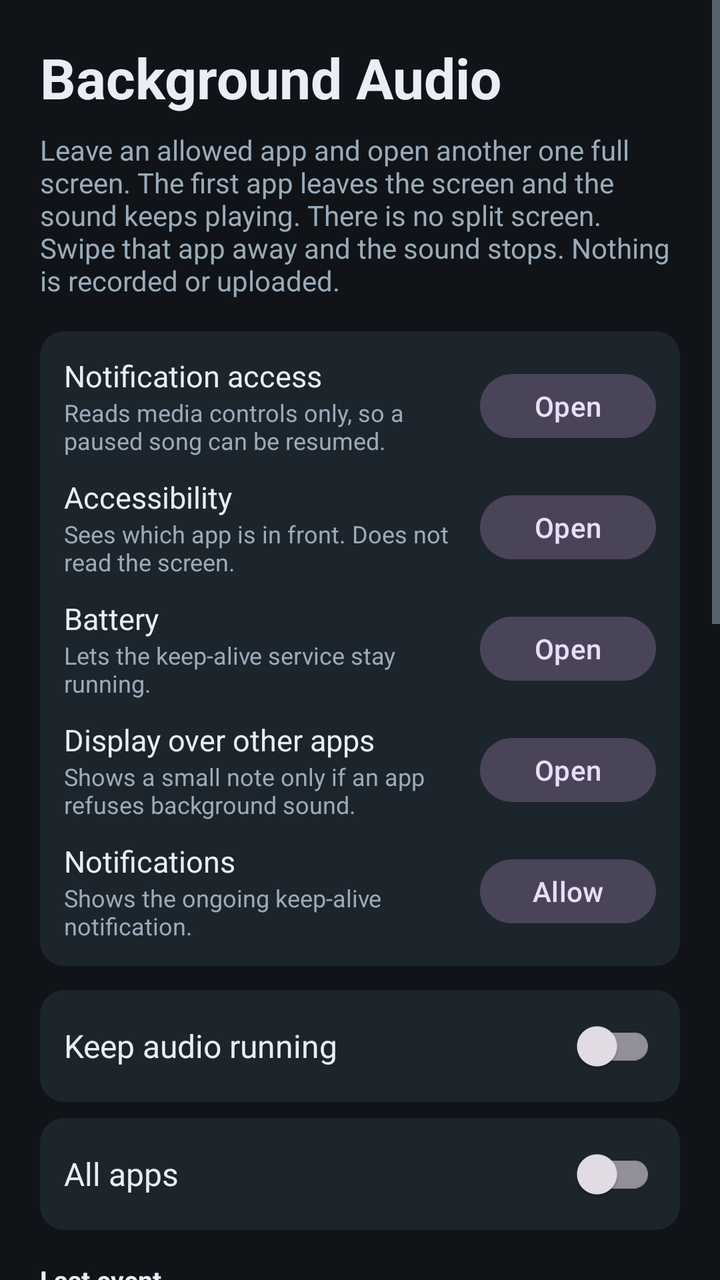
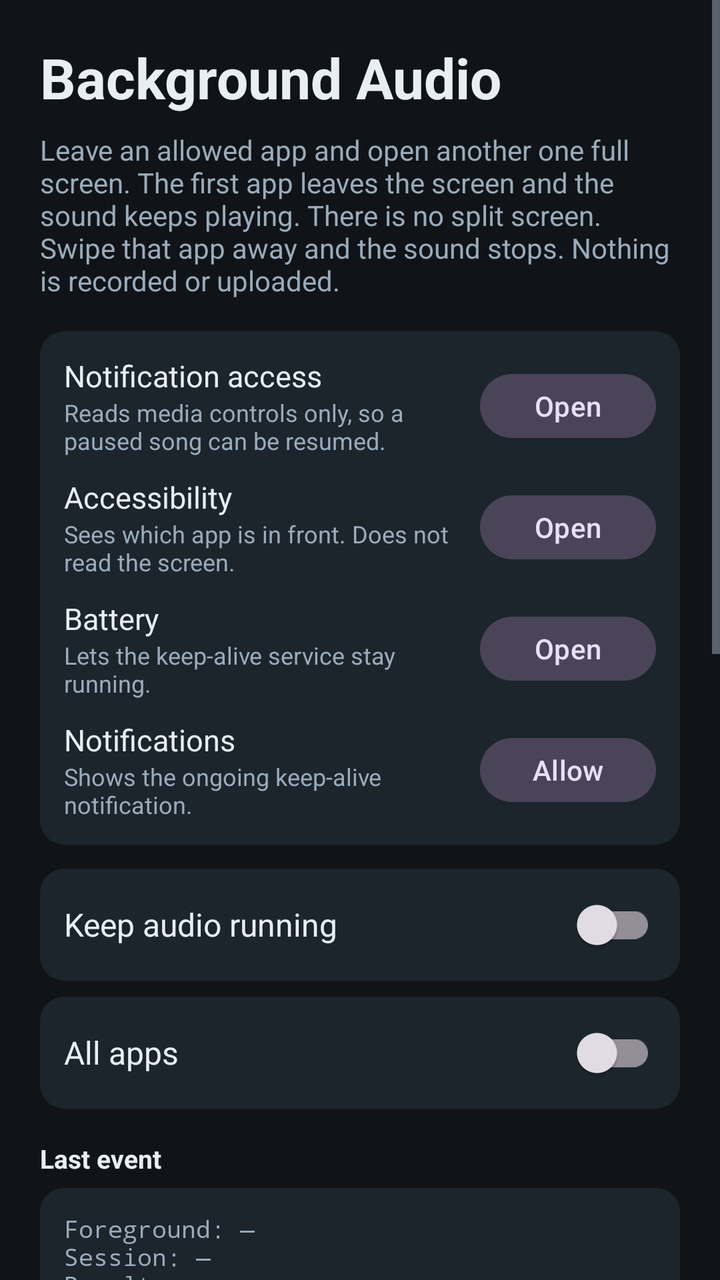

Before-and-after screenshots of an Android layout around one commit, followed by the original layout XML and the change that was made.
<!-- AndroidManifest.xml: application theme Theme.BgAudio -->
<!-- res/layout/activity_main.xml -->
<?xml version="1.0" encoding="utf-8"?>
<ScrollView xmlns:android="http://schemas.android.com/apk/res/android"
    android:layout_width="match_parent"
    android:layout_height="match_parent"
    android:background="@color/bg"
    android:fillViewport="true"
    android:fitsSystemWindows="true">

    <LinearLayout
        android:layout_width="match_parent"
        android:layout_height="wrap_content"
        android:orientation="vertical"
        android:padding="20dp">

        <TextView
            android:layout_width="match_parent"
            android:layout_height="wrap_content"
            android:text="@string/app_name"
            android:textColor="@color/text"
            android:textSize="28sp"
            android:textStyle="bold" />

        <TextView
            android:layout_width="match_parent"
            android:layout_height="wrap_content"
            android:layout_marginTop="8dp"
            android:text="@string/explanation"
            android:textColor="@color/muted"
            android:textSize="14sp" />

        <LinearLayout
            android:layout_width="match_parent"
            android:layout_height="wrap_content"
            android:layout_marginTop="16dp"
            android:background="@drawable/panel_bg"
            android:orientation="vertical"
            android:padding="12dp">

            <LinearLayout
                android:layout_width="match_parent"
                android:layout_height="wrap_content"
                android:gravity="center_vertical"
                android:orientation="horizontal">

                <LinearLayout
                    android:layout_width="0dp"
                    android:layout_height="wrap_content"
                    android:layout_weight="1"
                    android:orientation="vertical">

                    <TextView
                        android:layout_width="match_parent"
                        android:layout_height="wrap_content"
                        android:text="@string/perm_listener"
                        android:textColor="@color/text"
                        android:textSize="15sp" />

                    <TextView
                        android:id="@+id/listenerStatus"
                        android:layout_width="match_parent"
                        android:layout_height="wrap_content"
                        android:text="@string/perm_listener_hint"
                        android:textColor="@color/muted"
                        android:textSize="12sp" />
                </LinearLayout>

                <com.google.android.material.button.MaterialButton
                    android:id="@+id/listenerButton"
                    style="@style/Widget.Material3.Button.TonalButton"
                    android:layout_width="wrap_content"
                    android:layout_height="wrap_content"
                    android:layout_marginStart="8dp"
                    android:minHeight="40dp"
                    android:text="@string/open_settings" />
            </LinearLayout>

            <LinearLayout
                android:layout_width="match_parent"
                android:layout_height="wrap_content"
                android:layout_marginTop="10dp"
                android:gravity="center_vertical"
                android:orientation="horizontal">

                <LinearLayout
                    android:layout_width="0dp"
                    android:layout_height="wrap_content"
                    android:layout_weight="1"
                    android:orientation="vertical">

                    <TextView
                        android:layout_width="match_parent"
                        android:layout_height="wrap_content"
                        android:text="@string/perm_accessibility"
                        android:textColor="@color/text"
                        android:textSize="15sp" />

                    <TextView
                        android:id="@+id/accessibilityStatus"
                        android:layout_width="match_parent"
                        android:layout_height="wrap_content"
                        android:text="@string/perm_accessibility_hint"
                        android:textColor="@color/muted"
                        android:textSize="12sp" />
                </LinearLayout>

                <com.google.android.material.button.MaterialButton
                    android:id="@+id/accessibilityButton"
                    style="@style/Widget.Material3.Button.TonalButton"
                    android:layout_width="wrap_content"
                    android:layout_height="wrap_content"
                    android:layout_marginStart="8dp"
                    android:minHeight="40dp"
                    android:text="@string/open_settings" />
            </LinearLayout>

            <LinearLayout
                android:layout_width="match_parent"
                android:layout_height="wrap_content"
                android:layout_marginTop="10dp"
                android:gravity="center_vertical"
                android:orientation="horizontal">

                <LinearLayout
                    android:layout_width="0dp"
                    android:layout_height="wrap_content"
                    android:layout_weight="1"
                    android:orientation="vertical">

                    <TextView
                        android:layout_width="match_parent"
                        android:layout_height="wrap_content"
                        android:text="@string/perm_battery"
                        android:textColor="@color/text"
                        android:textSize="15sp" />

                    <TextView
                        android:id="@+id/batteryStatus"
                        android:layout_width="match_parent"
                        android:layout_height="wrap_content"
                        android:text="@string/perm_battery_hint"
                        android:textColor="@color/muted"
                        android:textSize="12sp" />
                </LinearLayout>

                <com.google.android.material.button.MaterialButton
                    android:id="@+id/batteryButton"
                    style="@style/Widget.Material3.Button.TonalButton"
                    android:layout_width="wrap_content"
                    android:layout_height="wrap_content"
                    android:layout_marginStart="8dp"
                    android:minHeight="40dp"
                    android:text="@string/open_settings" />
            </LinearLayout>

            <LinearLayout
                android:layout_width="match_parent"
                android:layout_height="wrap_content"
                android:layout_marginTop="10dp"
                android:gravity="center_vertical"
                android:orientation="horizontal">

                <LinearLayout
                    android:layout_width="0dp"
                    android:layout_height="wrap_content"
                    android:layout_weight="1"
                    android:orientation="vertical">

                    <TextView
                        android:layout_width="match_parent"
                        android:layout_height="wrap_content"
                        android:text="@string/perm_overlay"
                        android:textColor="@color/text"
                        android:textSize="15sp" />

                    <TextView
                        android:id="@+id/overlayStatus"
                        android:layout_width="match_parent"
                        android:layout_height="wrap_content"
                        android:text="@string/perm_overlay_hint"
                        android:textColor="@color/muted"
                        android:textSize="12sp" />
                </LinearLayout>

                <com.google.android.material.button.MaterialButton
                    android:id="@+id/overlayButton"
                    style="@style/Widget.Material3.Button.TonalButton"
                    android:layout_width="wrap_content"
                    android:layout_height="wrap_content"
                    android:layout_marginStart="8dp"
                    android:minHeight="40dp"
                    android:text="@string/open_settings" />
            </LinearLayout>

            <LinearLayout
                android:id="@+id/notificationRow"
                android:layout_width="match_parent"
                android:layout_height="wrap_content"
                android:layout_marginTop="10dp"
                android:gravity="center_vertical"
                android:orientation="horizontal">

                <LinearLayout
                    android:layout_width="0dp"
                    android:layout_height="wrap_content"
                    android:layout_weight="1"
                    android:orientation="vertical">

                    <TextView
                        android:layout_width="match_parent"
                        android:layout_height="wrap_content"
                        android:text="@string/perm_notifications"
                        android:textColor="@color/text"
                        android:textSize="15sp" />

                    <TextView
                        android:id="@+id/notificationStatus"
                        android:layout_width="match_parent"
                        android:layout_height="wrap_content"
                        android:text="@string/perm_notifications_hint"
                        android:textColor="@color/muted"
                        android:textSize="12sp" />
                </LinearLayout>

                <com.google.android.material.button.MaterialButton
                    android:id="@+id/notificationButton"
                    style="@style/Widget.Material3.Button.TonalButton"
                    android:layout_width="wrap_content"
                    android:layout_height="wrap_content"
                    android:layout_marginStart="8dp"
                    android:minHeight="40dp"
                    android:text="@string/allow" />
            </LinearLayout>
        </LinearLayout>

        <LinearLayout
            android:layout_width="match_parent"
            android:layout_height="wrap_content"
            android:layout_marginTop="12dp"
            android:background="@drawable/panel_bg"
            android:gravity="center_vertical"
            android:orientation="horizontal"
            android:paddingStart="12dp"
            android:paddingTop="4dp"
            android:paddingEnd="12dp"
            android:paddingBottom="4dp">

            <TextView
                android:layout_width="0dp"
                android:layout_height="wrap_content"
                android:layout_weight="1"
                android:text="@string/enable"
                android:textColor="@color/text"
                android:textSize="16sp" />

            <com.google.android.material.switchmaterial.SwitchMaterial
                android:id="@+id/switchEnabled"
                android:layout_width="wrap_content"
                android:layout_height="wrap_content" />
        </LinearLayout>

        <LinearLayout
            android:layout_width="match_parent"
            android:layout_height="wrap_content"
            android:layout_marginTop="8dp"
            android:background="@drawable/panel_bg"
            android:gravity="center_vertical"
            android:orientation="horizontal"
            android:paddingStart="12dp"
            android:paddingTop="4dp"
            android:paddingEnd="12dp"
            android:paddingBottom="4dp">

            <TextView
                android:layout_width="0dp"
                android:layout_height="wrap_content"
                android:layout_weight="1"
                android:text="@string/allow_all"
                android:textColor="@color/text"
                android:textSize="16sp" />

            <com.google.android.material.switchmaterial.SwitchMaterial
                android:id="@+id/switchAllowAll"
                android:layout_width="wrap_content"
                android:layout_height="wrap_content" />
        </LinearLayout>

        <TextView
            android:layout_width="match_parent"
            android:layout_height="wrap_content"
            android:layout_marginTop="16dp"
            android:text="@string/debug_header"
            android:textColor="@color/text"
            android:textSize="13sp"
            android:textStyle="bold" />

        <TextView
            android:id="@+id/debugText"
            android:layout_width="match_parent"
            android:layout_height="wrap_content"
            android:layout_marginTop="6dp"
            android:background="@drawable/panel_bg"
            android:fontFamily="monospace"
            android:padding="12dp"
            android:text="@string/debug_empty"
            android:textColor="@color/muted"
            android:textSize="12sp" />

        <TextView
            android:layout_width="match_parent"
            android:layout_height="wrap_content"
            android:layout_marginTop="16dp"
            android:text="@string/apps_header"
            android:textColor="@color/text"
            android:textSize="13sp"
            android:textStyle="bold" />

        <EditText
            android:id="@+id/filterApps"
            android:layout_width="match_parent"
            android:layout_height="wrap_content"
            android:layout_marginTop="8dp"
            android:background="@drawable/panel_bg"
            android:hint="@string/filter_hint"
            android:importantForAutofill="no"
            android:inputType="text"
            android:padding="12dp"
            android:textColor="@color/text"
            android:textColorHint="@color/muted" />

        <TextView
            android:id="@+id/emptyApps"
            android:layout_width="match_parent"
            android:layout_height="wrap_content"
            android:paddingTop="12dp"
            android:text="@string/no_apps"
            android:textColor="@color/muted"
            android:visibility="gone" />

        <androidx.recyclerview.widget.RecyclerView
            android:id="@+id/appList"
            android:layout_width="match_parent"
            android:layout_height="480dp"
            android:nestedScrollingEnabled="true"
            android:paddingTop="4dp" />
    </LinearLayout>
</ScrollView>
<!-- resources referenced by this layout -->
<resources>
  <color name="bg">#101418</color>
  <color name="muted">#9AABBA</color>
  <color name="text">#E8EEF4</color>
  <!-- drawable panel_bg (drawable) -->
  <?xml version="1.0" encoding="utf-8"?>
  <shape xmlns:android="http://schemas.android.com/apk/res/android"
      android:shape="rectangle">
      <solid android:color="@color/surface" />
      <corners android:radius="12dp" />
  </shape>
  <string name="allow">Allow</string>
  <string name="allow_all">All apps</string>
  <string name="app_name">Background Audio</string>
  <string name="apps_header">Allowed apps</string>
  <string name="debug_empty">Foreground: —\nSession: —\nResult: —</string>
  <string name="debug_header">Last event</string>
  <string name="enable">Keep audio running</string>
  <string name="explanation">Leave an allowed app and open another one full screen. The first app leaves the screen and the sound keeps playing. There is no split screen. Swipe that app away and the sound stops. Nothing is recorded or uploaded.</string>
  <string name="filter_hint">Filter apps</string>
  <string name="no_apps">No apps match.</string>
  <string name="open_settings">Open</string>
  <string name="perm_accessibility">Accessibility</string>
  <string name="perm_accessibility_hint">Sees which app is in front. Does not read the screen.</string>
  <string name="perm_battery">Battery</string>
  <string name="perm_battery_hint">Lets the keep-alive service stay running.</string>
  <string name="perm_listener">Notification access</string>
  <string name="perm_listener_hint">Reads media controls only, so a paused song can be resumed.</string>
  <string name="perm_notifications">Notifications</string>
  <string name="perm_notifications_hint">Shows the ongoing keep-alive notification.</string>
  <string name="perm_overlay">Display over other apps</string>
  <string name="perm_overlay_hint">Shows a small note only if an app refuses background sound.</string>
  <style name="Theme.BgAudio" parent="Theme.Material3.Dark.NoActionBar">
          <item name="colorPrimary">@color/accent</item>
          <item name="colorOnPrimary">@color/onAccent</item>
          <item name="colorSecondary">@color/accent</item>
          <item name="android:statusBarColor">@color/bg</item>
          <item name="android:navigationBarColor">@color/bg</item>
          <item name="android:windowBackground">@color/bg</item>
          <item name="android:textColorPrimary">@color/text</item>
          <item name="android:textColorSecondary">@color/muted</item>
      </style>
  <color name="surface">#1C242C</color>
  <color name="accent">#3DDC97</color>
  <color name="onAccent">#102018</color>
</resources>

<!-- the commit's change to res/layout/activity_main.xml (unified diff, before → after) -->
@@ -153,45 +153,6 @@
             </LinearLayout>
 
             <LinearLayout
-                android:layout_width="match_parent"
-                android:layout_height="wrap_content"
-                android:layout_marginTop="10dp"
-                android:gravity="center_vertical"
-                android:orientation="horizontal">
-
-                <LinearLayout
-                    android:layout_width="0dp"
-                    android:layout_height="wrap_content"
-                    android:layout_weight="1"
-                    android:orientation="vertical">
-
-                    <TextView
-                        android:layout_width="match_parent"
-                        android:layout_height="wrap_content"
-                        android:text="@string/perm_overlay"
-                        android:textColor="@color/text"
-                        android:textSize="15sp" />
-
-                    <TextView
-                        android:id="@+id/overlayStatus"
-                        android:layout_width="match_parent"
-                        android:layout_height="wrap_content"
-                        android:text="@string/perm_overlay_hint"
-                        android:textColor="@color/muted"
-                        android:textSize="12sp" />
-                </LinearLayout>
-
-                <com.google.android.material.button.MaterialButton
-                    android:id="@+id/overlayButton"
-                    style="@style/Widget.Material3.Button.TonalButton"
-                    android:layout_width="wrap_content"
-                    android:layout_height="wrap_content"
-                    android:layout_marginStart="8dp"
-                    android:minHeight="40dp"
-                    android:text="@string/open_settings" />
-            </LinearLayout>
-
-            <LinearLayout
                 android:id="@+id/notificationRow"
                 android:layout_width="match_parent"
                 android:layout_height="wrap_content"
<!-- resource entries referenced after the edit -->
@@ -29,8 +29,6 @@
   <string name="perm_listener_hint">Reads media controls only, so a paused song can be resumed.</string>
   <string name="perm_notifications">Notifications</string>
   <string name="perm_notifications_hint">Shows the ongoing keep-alive notification.</string>
-  <string name="perm_overlay">Display over other apps</string>
-  <string name="perm_overlay_hint">Shows a small note only if an app refuses background sound.</string>
   <style name="Theme.BgAudio" parent="Theme.Material3.Dark.NoActionBar">
           <item name="colorPrimary">@color/accent</item>
           <item name="colorOnPrimary">@color/onAccent</item>
